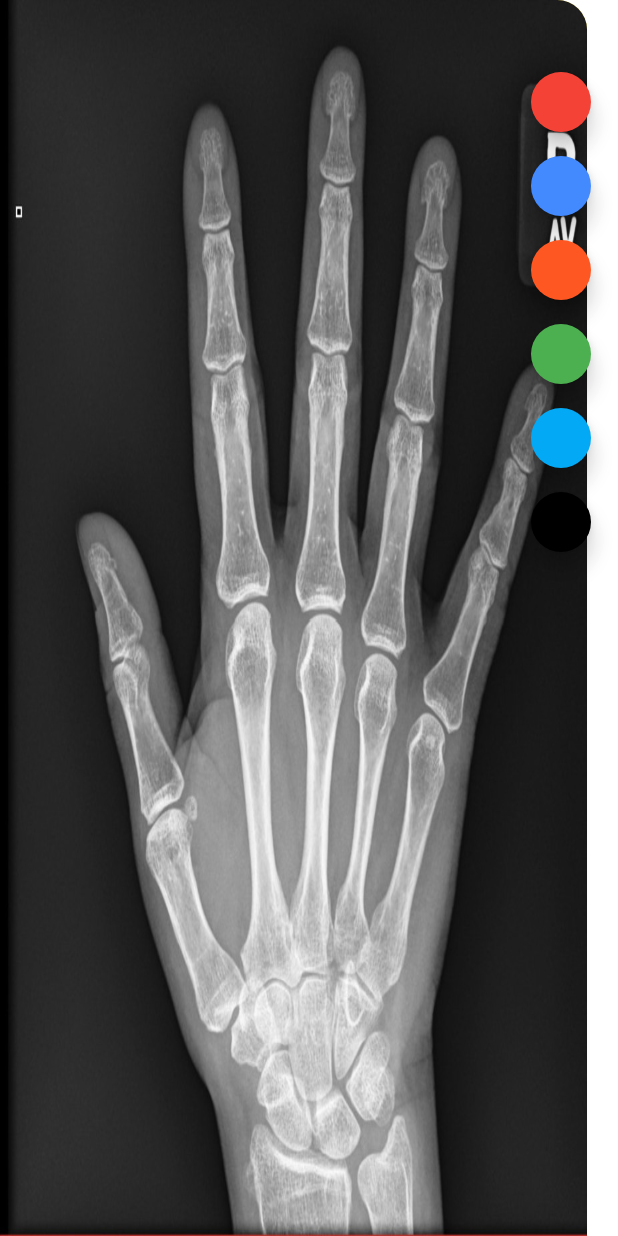
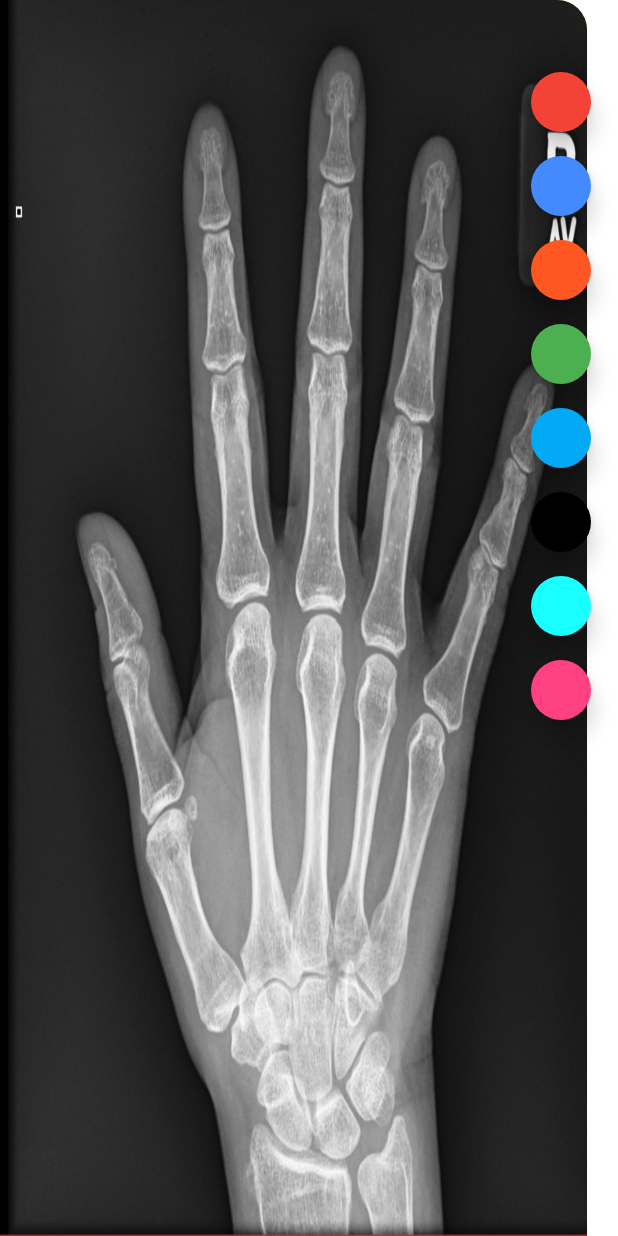
Before and after one commit to JosephSafouri/OXO-2123, a Flutter app: the DrawingPage screen opened directly, on a phone screen of 412 x 824 dp. Run offline on Flutter 3.47's test engine with Material 2 defaults, Android fonts, the phone set to English and light mode, and no system bars.

Commit message:
Adding two new colors
Cyan accent and pink accent were added to the toolbar.

```diff
--- a/flutter-app/flutter_drawing_app/starter/lib/drawing_page.dart
+++ b/flutter-app/flutter_drawing_app/starter/lib/drawing_page.dart
@@ -23,6 +23,8 @@ class _DrawingPageState extends State<DrawingPage> {
     Colors.green,
     Colors.lightBlue,
     Colors.black,
+    Colors.cyanAccent,
+    Colors.pinkAccent
   ];
 
   StreamController<List<DrawnLine>> linesStreamController = StreamController<List<DrawnLine>>.broadcast();
```
